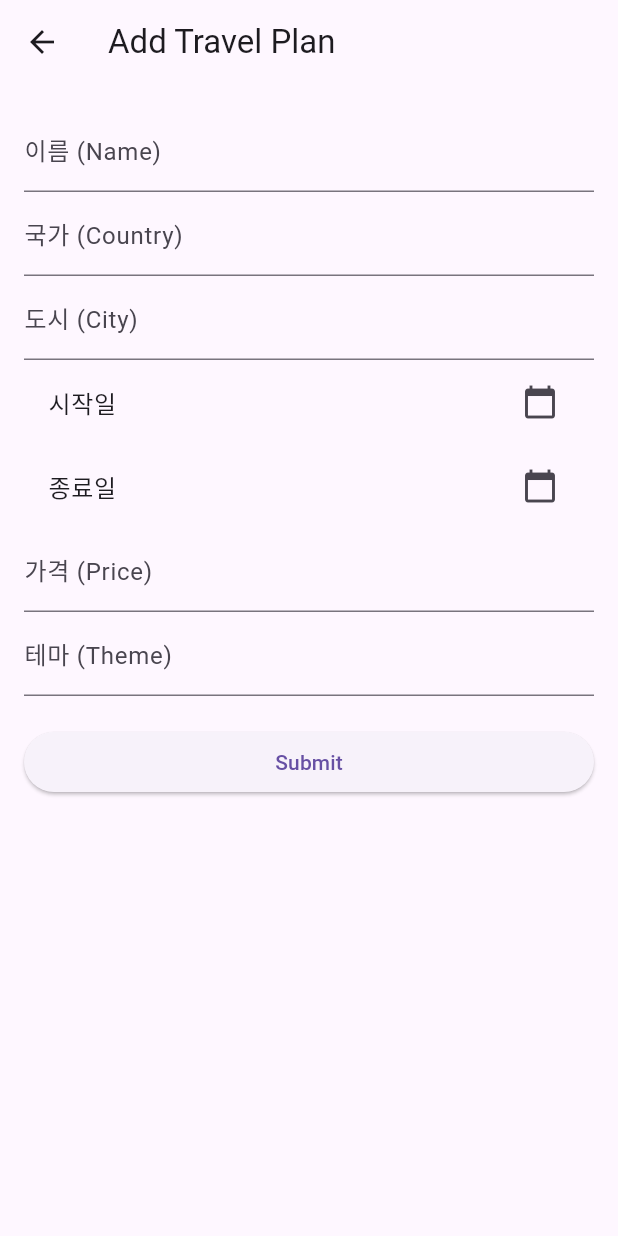
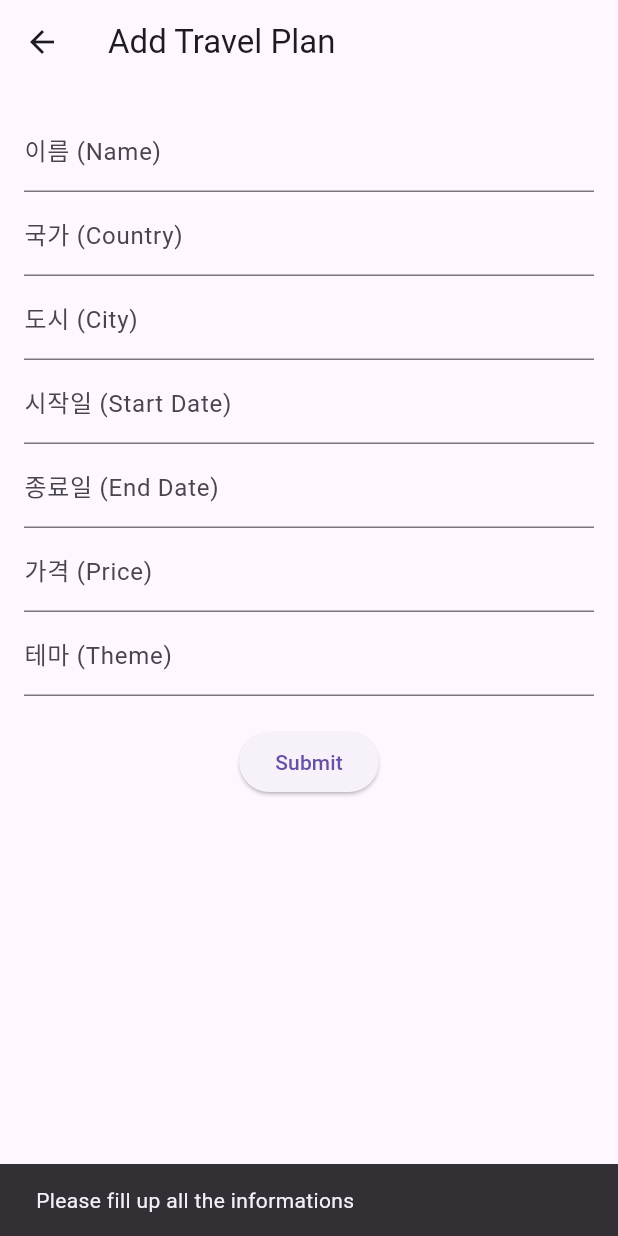
Before and after one commit to becanam/final_project, a Flutter app: the AddTravelPlanPage screen opened directly, after a tap on "Submit", on a phone screen of 412 x 824 dp. Run offline on Flutter 3.47's test engine with Material 3 defaults, Android fonts, the phone set to English and light mode, and no system bars; our stand-ins replace flutter_riverpod; network calls fail.

Commit message:
add plan error fixed

```diff
--- a/lib/pages/add_travel_page.dart
+++ b/lib/pages/add_travel_page.dart
@@ -1,6 +1,8 @@
 import 'package:flutter/material.dart';
+import 'package:intl/intl.dart';
 import 'package:http/http.dart' as http;
 import 'dart:convert';
+
 
 class AddTravelPlanPage extends StatefulWidget {
   @override
@@ -8,56 +10,87 @@ class AddTravelPlanPage extends StatefulWidget {
 }
 
 class _AddTravelPlanPageState extends State<AddTravelPlanPage> {
-  final _formKey = GlobalKey<FormState>();
-  String name = '';
-  String country = '';
-  String city = '';
-  DateTime startDate = DateTime.now();
-  DateTime endDate = DateTime.now();
-  int price = 0;
-  String theme = '';
+  final TextEditingController _nameController = TextEditingController();
+  final TextEditingController _countryController = TextEditingController();
+  final TextEditingController _cityController = TextEditingController();
+  final TextEditingController _startDateController = TextEditingController();
+  final TextEditingController _endDateController = TextEditingController();
+  final TextEditingController _priceController = TextEditingController();
+  final TextEditingController _themeController = TextEditingController();
+
+  Future<void> _selectDate(BuildContext context, TextEditingController controller) async {
+    final DateTime? picked = await showDatePicker(
+      context: context,
+      initialDate: DateTime.now(),
+      firstDate: DateTime(2000),
+      lastDate: DateTime(2101),
+    );
+    if (picked != null) {
+      setState(() {
+        controller.text = DateFormat('yyyy-MM-dd').format(picked);
+      });
+    }
+  }
 
   Future<void> submitTravelPlan() async {
-    var url = Uri.parse('http://localhost:3000/travel_plans'); // Adjust URL as needed
+    // Check if all the information is entered
+    if (_nameController.text.isEmpty ||
+        _countryController.text.isEmpty ||
+        _cityController.text.isEmpty ||
+        _startDateController.text.isEmpty ||
+        _endDateController.text.isEmpty ||
+        _priceController.text.isEmpty ||
+        _themeController.text.isEmpty) {
+      ScaffoldMessenger.of(context).showSnackBar(
+        SnackBar(content: Text("Please fill up all the informations")),
+      );
+      return;
+    }
+
+    var url = Uri.parse('http://localhost:3000/travel_plans');
     var response = await http.post(
       url,
       headers: {"Content-Type": "application/json"},
       body: json.encode({
-        'name': name,
-        'country': country,
-        'city': city,
-        'startDate': startDate.toIso8601String(),
-        'endDate': endDate.toIso8601String(),
-        'price': price,
-        'theme': theme,
+        'name': _nameController.text,
+        'country': _countryController.text,
+        'city': _cityController.text,
+        'startDate': _startDateController.text,
+        'endDate': _endDateController.text,
+        'price': int.tryParse(_priceController.text),
+        'theme': _themeController.text,
       }),
     );
 
     if (response.statusCode == 201) {
-      // Handle successful submission
-      ScaffoldMessenger.of(context).showSnackBar(SnackBar(content: Text("Travel plan added successfully")));
+      ScaffoldMessenger.of(context).showSnackBar(
+        SnackBar(content: Text("Travel plan added successfully")),
+      );
+      // Clear the text fields
+      _nameController.clear();
+      _countryController.clear();
+      _cityController.clear();
+      _startDateController.clear();
+      _endDateController.clear();
+      _priceController.clear();
+      _themeController.clear();
     } else {
-      // Handle error
-      ScaffoldMessenger.of(context).showSnackBar(SnackBar(content: Text("Please fill up all the informations")));
+      ScaffoldMessenger.of(context).showSnackBar(
+        SnackBar(content: Text("Failed to add travel plan")),
+      );
     }
   }
 
-  Future<void> _selectDate(BuildContext context, bool isStartDate) async {
-    final DateTime? picked = await showDatePicker(
-      context: context,
-      initialDate: isStartDate ? startDate : endDate,
-      firstDate: DateTime(2000),
-      lastDate: DateTime(2025),
-    );
-    if (picked != null && picked != (isStartDate ? startDate : endDate)) {
-      setState(() {
-        if (isStartDate) {
-          startDate = picked;
-        } else {
-          endDate = picked;
-        }
-      });
-    }
+  @override
+  void dispose() {
+    _nameController.dispose();
+    _countryController.dispose();
+    _cityController.dispose();
+    _startDateController.dispose();
+    _endDateController.dispose();
+    _priceController.dispose();
+    _themeController.dispose();
+    super.dispose();
   }
 
   @override
@@ -66,50 +99,66 @@ class _AddTravelPlanPageState extends State<AddTravelPlanPage> {
       appBar: AppBar(
         title: Text('Add Travel Plan'),
       ),
-      body: Padding(
-        padding: EdgeInsets.all(16.0),
-        child: Form(
-          key: _formKey,
-          child: ListView(
-            children: [
+      body: SingleChildScrollView(
+        padding: EdgeInsets.all(16),
+        child: Column(
+          crossAxisAlignment: CrossAxisAlignment.start,
+          children: <Widget>[
             TextFormField(
-                decoration: InputDecoration(labelText: '이름 (Name)'),
-                onChanged: (value) => name = value,
+              controller: _nameController,
+              decoration: InputDecoration(
+                labelText: '이름 (Name)',
+              ),
             ),
             TextFormField(
-                decoration: InputDecoration(labelText: '국가 (Country)'),
-                onChanged: (value) => country = value,
+              controller: _countryController,
+              decoration: InputDecoration(
+                labelText: '국가 (Country)',
+              ),
             ),
             TextFormField(
-                decoration: InputDecoration(labelText: '도시 (City)'),
-                onChanged: (value) => city = value,
+              controller: _cityController,
+              decoration: InputDecoration(
+                labelText: '도시 (City)',
               ),
-              ListTile(
-                title: Text("시작일 (Start Date): ${startDate.toLocal()}".split(' ')[0]),
-                trailing: Icon(Icons.calendar_today),
-                onTap: () => _selectDate(context, true),
-              ),
-              ListTile(
-                title: Text("종료일 (End Date): ${endDate.toLocal()}".split(' ')[0]),
-                trailing: Icon(Icons.calendar_today),
-                onTap: () => _selectDate(context, false),
             ),
             TextFormField(
-                decoration: InputDecoration(labelText: '가격 (Price)'),
-                keyboardType: TextInputType.number,
-                onChanged: (value) => price = double.tryParse(value) ?? 0.0,
+              controller: _startDateController,
+              decoration: InputDecoration(
+                labelText: '시작일 (Start Date)',
+              ),
+              onTap: () => _selectDate(context, _startDateController),
+              readOnly: true,  // Prevent manual editing
             ),
             TextFormField(
-                decoration: InputDecoration(labelText: '테마 (Theme)'),
-                onChanged: (value) => theme = value,
+              controller: _endDateController,
+              decoration: InputDecoration(
+                labelText: '종료일 (End Date)',
+              ),
+              onTap: () => _selectDate(context, _endDateController),
+              readOnly: true,  // Prevent manual editing
+            ),
+            TextFormField(
+              controller: _priceController,
+              decoration: InputDecoration(
+                labelText: '가격 (Price)',
+              ),
+              keyboardType: TextInputType.number,
+            ),
+            TextFormField(
+              controller: _themeController,
+              decoration: InputDecoration(
+                labelText: '테마 (Theme)',
+              ),
             ),
             SizedBox(height: 20),
-              ElevatedButton(
+            Center(
+              child: ElevatedButton(
                 onPressed: submitTravelPlan,
                 child: Text('Submit'),
               ),
+            ),
           ],
-          ),
         ),
       ),
     );
--- a/pubspec.yaml
+++ b/pubspec.yaml
@@ -33,6 +33,7 @@ dependencies:
   flutter_riverpod: ^2.4.9
   shared_preferences: ^2.2.2
   http: ^0.13.3
+  intl: ^0.17.0
 
 
   # The following adds the Cupertino Icons font to your application.
```
Also changed, not shown: db.json (+16 -5 lines), lib/pages/homepage.dart (+28 -12 lines), pubspec.lock. Lines whose indentation alone changed are shown as unchanged.
